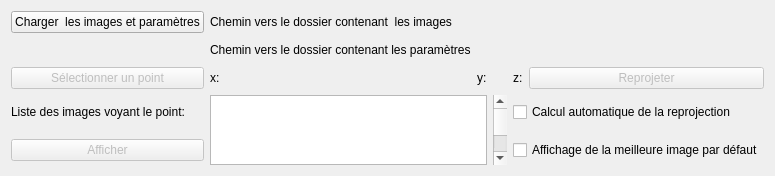
First picture: the form in q3D2Ddlg.ui, repository IdeGelis/q3D2D, before the edit.
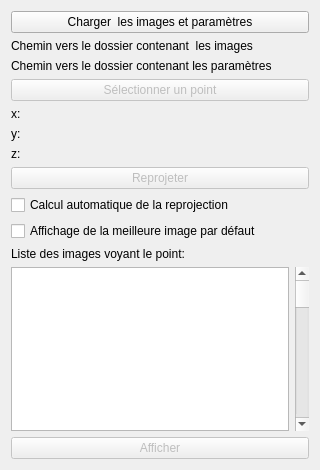
Second picture: the form after the edit.

Commit message: Selection d'un point ok!

Diff of the .ui file:
```diff
--- a/q3D2Ddlg.ui
+++ b/q3D2Ddlg.ui
@@ -6,15 +6,15 @@
    <rect>
     <x>0</x>
     <y>0</y>
-    <width>727</width>
-    <height>176</height>
+    <width>320</width>
+    <height>470</height>
    </rect>
   </property>
   <property name="windowTitle">
    <string>3D2D</string>
   </property>
-  <layout class="QGridLayout" name="gridLayout">
-   <item row="0" column="0">
+  <layout class="QVBoxLayout" name="verticalLayout">
+   <item>
     <widget class="QPushButton" name="push_load">
      <property name="sizePolicy">
       <sizepolicy hsizetype="Minimum" vsizetype="Minimum">
@@ -30,7 +30,80 @@
      </property>
     </widget>
    </item>
-   <item row="4" column="5">
+   <item>
+    <widget class="QLabel" name="label_img">
+     <property name="text">
+      <string>Chemin vers le dossier contenant  les images </string>
+     </property>
+    </widget>
+   </item>
+   <item>
+    <widget class="QLabel" name="label_param">
+     <property name="text">
+      <string>Chemin vers le dossier contenant les paramètres</string>
+     </property>
+    </widget>
+   </item>
+   <item>
+    <widget class="QPushButton" name="push_slctPt">
+     <property name="enabled">
+      <bool>false</bool>
+     </property>
+     <property name="text">
+      <string>Sélectionner un point</string>
+     </property>
+     <property name="autoDefault">
+      <bool>false</bool>
+     </property>
+    </widget>
+   </item>
+   <item>
+    <layout class="QGridLayout" name="gridLayout">
+     <item row="0" column="0">
+      <widget class="QLabel" name="x">
+       <property name="text">
+        <string>x:</string>
+       </property>
+      </widget>
+     </item>
+     <item row="0" column="1">
+      <widget class="QLabel" name="label_x">
+       <property name="text">
+        <string/>
+       </property>
+      </widget>
+     </item>
+     <item row="1" column="0">
+      <widget class="QLabel" name="y">
+       <property name="text">
+        <string>y:</string>
+       </property>
+      </widget>
+     </item>
+     <item row="1" column="1">
+      <widget class="QLabel" name="label_y">
+       <property name="text">
+        <string/>
+       </property>
+      </widget>
+     </item>
+     <item row="2" column="0">
+      <widget class="QLabel" name="z">
+       <property name="text">
+        <string>z:</string>
+       </property>
+      </widget>
+     </item>
+     <item row="2" column="1">
+      <widget class="QLabel" name="label_z">
+       <property name="text">
+        <string/>
+       </property>
+      </widget>
+     </item>
+    </layout>
+   </item>
+   <item>
     <widget class="QPushButton" name="push_reproj">
      <property name="enabled">
       <bool>false</bool>
@@ -49,7 +122,21 @@
      </property>
     </widget>
    </item>
-   <item row="5" column="0">
+   <item>
+    <widget class="QCheckBox" name="checkBox_autoReproj">
+     <property name="text">
+      <string>Calcul automatique de la reprojection</string>
+     </property>
+    </widget>
+   </item>
+   <item>
+    <widget class="QCheckBox" name="checkBox_BestImg">
+     <property name="text">
+      <string>Affichage de la meilleure image par défaut</string>
+     </property>
+    </widget>
+   </item>
+   <item>
     <widget class="QLabel" name="label_5">
      <property name="text">
       <string>Liste des images voyant le point:</string>
@@ -59,91 +146,21 @@
      </property>
     </widget>
    </item>
-   <item row="5" column="1" rowspan="2" colspan="2">
-    <widget class="QListView" name="listImg"/>
+   <item>
+    <layout class="QHBoxLayout" name="horizontalLayout">
+     <item>
+      <widget class="QListView" name="listImg"/>
+     </item>
+     <item>
+      <widget class="QScrollBar" name="verticalScrollBar">
+       <property name="orientation">
+        <enum>Qt::Vertical</enum>
+       </property>
+      </widget>
+     </item>
+    </layout>
    </item>
-   <item row="5" column="3" rowspan="2">
-    <widget class="QScrollBar" name="verticalScrollBar">
-     <property name="orientation">
-      <enum>Qt::Vertical</enum>
-     </property>
-    </widget>
-   </item>
-   <item row="0" column="1">
-    <widget class="QLabel" name="label_img">
-     <property name="text">
-      <string>Chemin vers le dossier contenant  les images </string>
-     </property>
-    </widget>
-   </item>
-   <item row="1" column="5">
-    <spacer name="horizontalSpacer_4">
-     <property name="orientation">
-      <enum>Qt::Horizontal</enum>
-     </property>
-     <property name="sizeHint" stdset="0">
-      <size>
-       <width>40</width>
-       <height>20</height>
-      </size>
-     </property>
-    </spacer>
-   </item>
-   <item row="0" column="5">
-    <spacer name="horizontalSpacer_3">
-     <property name="orientation">
-      <enum>Qt::Horizontal</enum>
-     </property>
-     <property name="sizeHint" stdset="0">
-      <size>
-       <width>40</width>
-       <height>20</height>
-      </size>
-     </property>
-    </spacer>
-   </item>
-   <item row="6" column="4" colspan="2">
-    <widget class="QCheckBox" name="checkBox_BestImg">
-     <property name="text">
-      <string>Affichage de la meilleure image par défaut</string>
-     </property>
-    </widget>
-   </item>
-   <item row="4" column="0">
-    <widget class="QPushButton" name="push_slctPt">
-     <property name="enabled">
-      <bool>false</bool>
-     </property>
-     <property name="text">
-      <string>Sélectionner un point</string>
-     </property>
-     <property name="autoDefault">
-      <bool>false</bool>
-     </property>
-    </widget>
-   </item>
-   <item row="4" column="4">
-    <widget class="QLabel" name="z">
-     <property name="text">
-      <string>z:</string>
-     </property>
-    </widget>
-   </item>
-   <item row="4" column="1">
-    <widget class="QLabel" name="x">
-     <property name="text">
-      <string>x:</string>
-     </property>
-    </widget>
-   </item>
-   <item row="5" column="4" colspan="2">
-    <widget class="QCheckBox" name="checkBox_autoReproj">
-     <property name="text">
-      <string>Calcul automatique de la reprojection</string>
-     </property>
-    </widget>
-   </item>
-   <item row="6" column="0">
+   <item>
     <widget class="QPushButton" name="push_display">
      <property name="enabled">
       <bool>false</bool>
@@ -156,20 +173,6 @@
      </property>
     </widget>
    </item>
-   <item row="1" column="1">
-    <widget class="QLabel" name="label_param">
-     <property name="text">
-      <string>Chemin vers le dossier contenant les paramètres</string>
-     </property>
-    </widget>
-   </item>
-   <item row="4" column="2">
-    <widget class="QLabel" name="y">
-     <property name="text">
-      <string>y:</string>
-     </property>
-    </widget>
-   </item>
   </layout>
  </widget>
  <resources/>
```
The commit also changes 3 other files.
